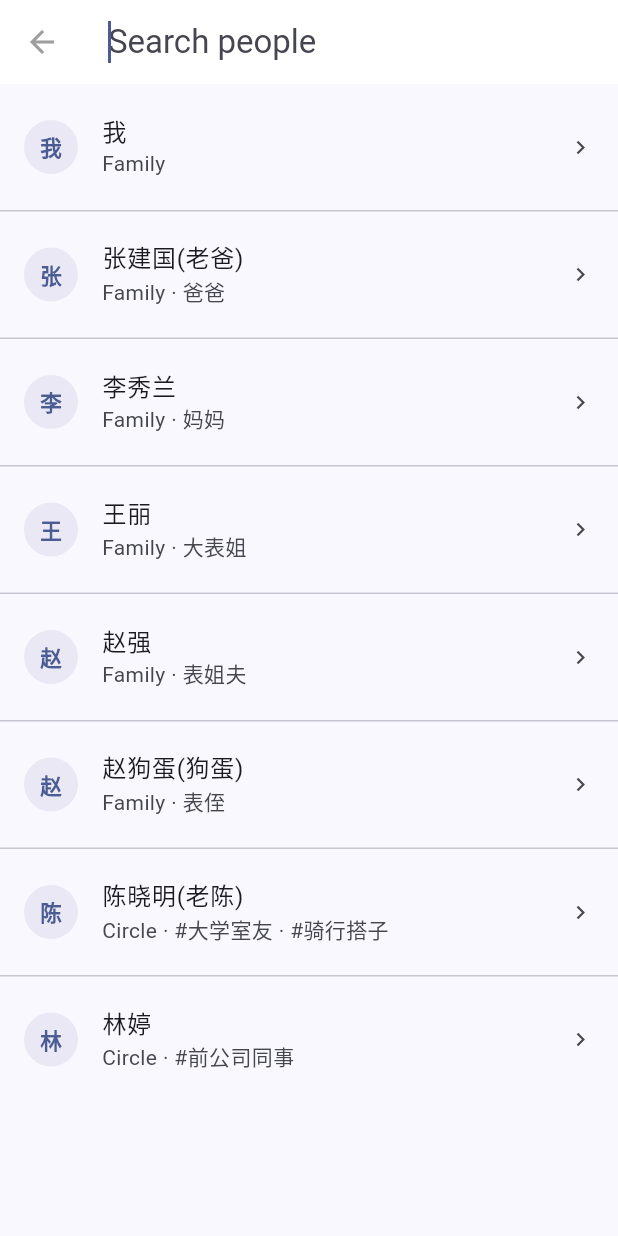
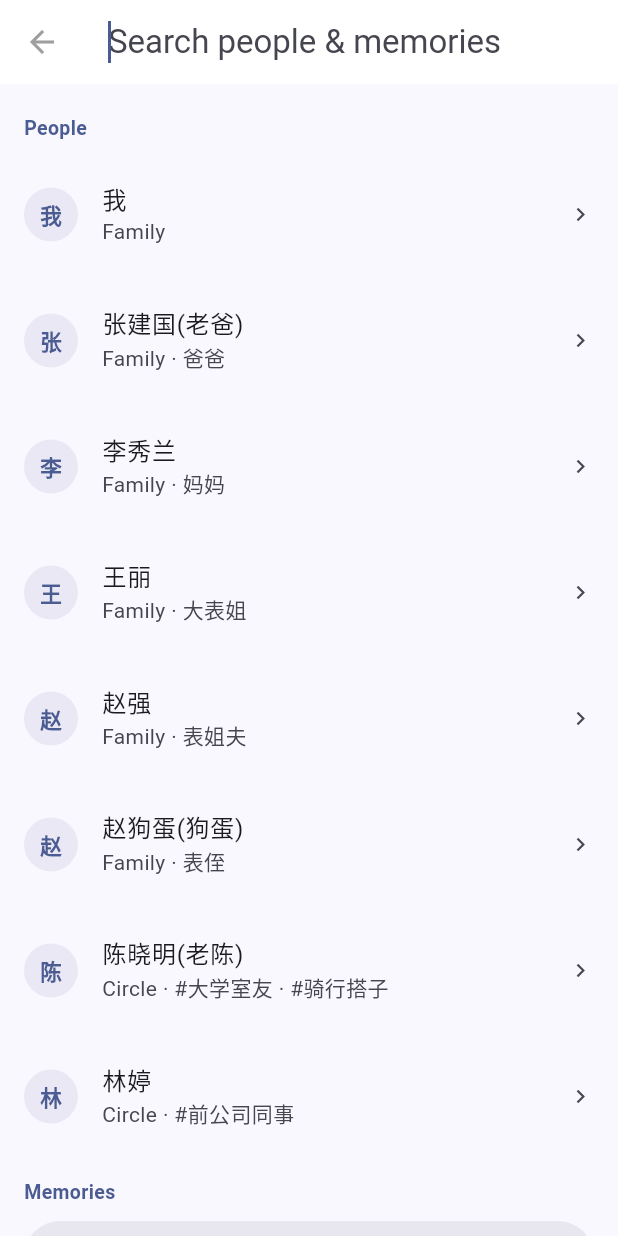
Before and after one commit to HONGJICAI/folks, a Flutter app: the screen it shows after launch, after a tap on the "search" icon, on a phone screen of 412 x 824 dp. Run offline on Flutter 3.47's test engine with Material 3 defaults, Android fonts, the phone set to English and light mode, and no system bars; our stand-ins replace image_picker; network calls fail.

Commit message:
search event + event tag

```diff
--- a/lib/data/fake_repository.dart
+++ b/lib/data/fake_repository.dart
@@ -128,6 +128,7 @@ class FakeRepository implements FolksRepository {
       amount: 5000,
       boundPersonIds: [cousin.id, cousinHusband.id],
       detail: '婚礼在老家办的，随了 5000。',
+      tags: const ['婚礼'],
       photoPaths: ['https://picsum.photos/seed/folks-wedding/400/400'],
     ));
     _put2(Event(
@@ -146,6 +147,7 @@ class FakeRepository implements FolksRepository {
       occurDate: DateTime(2023, 5, 1),
       boundPersonIds: [cousin.id, cousinHusband.id],
       detail: '小辈狗蛋很喜欢，玩了一整天。',
+      tags: const ['旅行', '迪士尼'],
       photoPaths: const [
         'https://picsum.photos/seed/folks-trip1/400/400',
         'https://picsum.photos/seed/folks-trip2/400/400',
@@ -168,6 +170,7 @@ class FakeRepository implements FolksRepository {
       direction: MoneyDirection.expense,
       boundPersonIds: [grandNephew.id],
       detail: '生日礼物，他很喜欢。',
+      tags: const ['生日'],
     ));
     _put2(Event(
       id: _nextEventId,
@@ -363,6 +366,19 @@ class FakeRepository implements FolksRepository {
   Future<Event?> getEvent(int id) async => _events[id];
 
   @override
+  Future<List<Event>> searchEvents(String query) async {
+    final q = query.trim().toLowerCase();
+    final all = _events.values.toList()
+      ..sort((a, b) => b.occurDate.compareTo(a.occurDate));
+    if (q.isEmpty) return all;
+    return all.where((e) {
+      return e.title.toLowerCase().contains(q) ||
+          (e.detail?.toLowerCase().contains(q) ?? false) ||
+          e.tags.any((t) => t.toLowerCase().contains(q));
+    }).toList();
+  }
+
+  @override
   Future<List<Event>> getEventsByPerson(int personId) async => _events.values
       .where((e) => e.boundPersonIds.contains(personId))
       .toList()
--- a/lib/data/repository.dart
+++ b/lib/data/repository.dart
@@ -70,6 +70,9 @@ abstract class FolksRepository {
   Future<List<Event>> getAllEvents();
   Future<Event?> getEvent(int id);
 
+  /// 按标题 / 手记 / 标签模糊搜索事件（空 query 返回全部）。
+  Future<List<Event>> searchEvents(String query);
+
   /// 取绑定了某人的所有事件（按发生日期倒序）—— 个人时光轴。
   Future<List<Event>> getEventsByPerson(int personId);
 
--- a/lib/l10n/app_en.arb
+++ b/lib/l10n/app_en.arb
@@ -7,8 +7,10 @@
   "tabCircle": "Circle",
   "tabMemory": "Memories",
 
-  "searchHint": "Search people",
-  "searchNoResults": "No matching people",
+  "searchHint": "Search people & memories",
+  "searchNoResults": "No matches",
+  "searchSectionPeople": "People",
+  "eventTagsHint": "Spring Festival  Trip",
 
   "actionSave": "Save",
   "actionCancel": "Cancel",
--- a/lib/l10n/app_localizations.dart
+++ b/lib/l10n/app_localizations.dart
@@ -125,14 +125,26 @@ abstract class AppLocalizations {
   /// No description provided for @searchHint.
   ///
   /// In en, this message translates to:
-  /// **'Search people'**
+  /// **'Search people & memories'**
   String get searchHint;
 
   /// No description provided for @searchNoResults.
   ///
   /// In en, this message translates to:
-  /// **'No matching people'**
+  /// **'No matches'**
   String get searchNoResults;
+
+  /// No description provided for @searchSectionPeople.
+  ///
+  /// In en, this message translates to:
+  /// **'People'**
+  String get searchSectionPeople;
+
+  /// No description provided for @eventTagsHint.
+  ///
+  /// In en, this message translates to:
+  /// **'Spring Festival  Trip'**
+  String get eventTagsHint;
 
   /// No description provided for @actionSave.
   ///
--- a/lib/l10n/app_localizations_en.dart
+++ b/lib/l10n/app_localizations_en.dart
@@ -21,10 +21,16 @@ class AppLocalizationsEn extends AppLocalizations {
   String get tabMemory => 'Memories';
 
   @override
-  String get searchHint => 'Search people';
+  String get searchHint => 'Search people & memories';
 
   @override
-  String get searchNoResults => 'No matching people';
+  String get searchNoResults => 'No matches';
+
+  @override
+  String get searchSectionPeople => 'People';
+
+  @override
+  String get eventTagsHint => 'Spring Festival  Trip';
 
   @override
   String get actionSave => 'Save';
--- a/lib/l10n/app_zh.arb
+++ b/lib/l10n/app_zh.arb
@@ -7,8 +7,10 @@
   "tabCircle": "圈子",
   "tabMemory": "回忆",
 
-  "searchHint": "搜索身边人",
-  "searchNoResults": "没有匹配的人",
+  "searchHint": "搜索身边人与回忆",
+  "searchNoResults": "没有匹配项",
+  "searchSectionPeople": "人物",
+  "eventTagsHint": "春节 旅行",
 
   "actionSave": "保存",
   "actionCancel": "取消",
--- a/lib/models/event.dart
+++ b/lib/models/event.dart
@@ -34,6 +34,9 @@ class Event {
   /// 本地照片副本的路径（已复制进 App 私有目录，而非相册 URI 引用）。
   final List<String> photoPaths;
 
+  /// 自定义标签（场合/主题），如 ['春节', '旅行']。跨年份串联同类回忆，可搜索。
+  final List<String> tags;
+
   // --- 仅 type == material 时有意义 ---
   final MoneyDirection? direction;
   final double? amount;
@@ -46,6 +49,7 @@ class Event {
     required this.occurDate,
     this.boundPersonIds = const [],
     this.photoPaths = const [],
+    this.tags = const [],
     this.direction,
     this.amount,
   });
@@ -66,6 +70,7 @@ class Event {
     DateTime? occurDate,
     List<int>? boundPersonIds,
     List<String>? photoPaths,
+    List<String>? tags,
     MoneyDirection? direction,
     double? amount,
   }) {
@@ -77,6 +82,7 @@ class Event {
       occurDate: occurDate ?? this.occurDate,
       boundPersonIds: boundPersonIds ?? this.boundPersonIds,
       photoPaths: photoPaths ?? this.photoPaths,
+      tags: tags ?? this.tags,
       direction: direction ?? this.direction,
       amount: amount ?? this.amount,
     );
@@ -90,6 +96,7 @@ class Event {
         'occur_date': occurDate.toIso8601String(),
         'bound_person_ids': boundPersonIds.join(','),
         'photo_paths': photoPaths.join(';'),
+        'tags': tags.join(';'),
         'direction': direction?.name,
         'amount': amount,
       };
@@ -109,6 +116,10 @@ class Event {
             .split(';')
             .where((s) => s.isNotEmpty)
             .toList(),
+        tags: ((m['tags'] as String?) ?? '')
+            .split(';')
+            .where((s) => s.isNotEmpty)
+            .toList(),
         direction: m['direction'] == null
             ? null
             : MoneyDirection.values.byName(m['direction'] as String),
--- a/lib/screens/memory_tab.dart
+++ b/lib/screens/memory_tab.dart
@@ -25,6 +25,7 @@ class _MemoryTabState extends State<MemoryTab> {
   late final FolksRepository _repo;
   late Future<(List<Event>, Map<int, Person>)> _future;
   bool _orphanOnly = false; // 仅看无关联回忆
+  String? _tagFilter; // 仅看某标签（与 _orphanOnly 互斥）
 
   @override
   void initState() {
@@ -93,6 +94,49 @@ class _MemoryTabState extends State<MemoryTab> {
     return children;
   }
 
+  /// 单选筛选条（横向滚动）：全部 / 无关联(N) / 各标签。
+  Widget _filterBar(BuildContext context, int orphanCount, List<String> tags) {
+    return SizedBox(
+      height: 48,
+      child: ListView(
+        scrollDirection: Axis.horizontal,
+        padding: const EdgeInsets.symmetric(horizontal: Dim.pad),
+        children: [
+          ChoiceChip(
+            label: Text(context.l10n.filterAll),
+            selected: !_orphanOnly && _tagFilter == null,
+            onSelected: (_) => setState(() {
+              _orphanOnly = false;
+              _tagFilter = null;
+            }),
+          ),
+          if (orphanCount > 0) ...[
+            const SizedBox(width: 8),
+            ChoiceChip(
+              label: Text(context.l10n.filterUnlinked(orphanCount)),
+              selected: _orphanOnly,
+              onSelected: (_) => setState(() {
+                _orphanOnly = true;
+                _tagFilter = null;
+              }),
+            ),
+          ],
+          for (final tag in tags) ...[
+            const SizedBox(width: 8),
+            ChoiceChip(
+              label: Text('#$tag'),
+              selected: _tagFilter == tag,
+              onSelected: (_) => setState(() {
+                _tagFilter = tag;
+                _orphanOnly = false;
+              }),
+            ),
+          ],
+        ],
+      ),
+    );
+  }
+
   @override
   Widget build(BuildContext context) {
     return Scaffold(
@@ -115,31 +159,20 @@ class _MemoryTabState extends State<MemoryTab> {
           }
           final orphanCount =
               events.where((e) => e.boundPersonIds.isEmpty).length;
+          final tags = <String>{for (final e in events) ...e.tags}.toList()
+            ..sort();
+
+          // 单选筛选：游离 / 某标签 / 全部。
           final shown = _orphanOnly
               ? events.where((e) => e.boundPersonIds.isEmpty).toList()
-              : events;
+              : _tagFilter != null
+                  ? events.where((e) => e.tags.contains(_tagFilter)).toList()
+                  : events;
+
+          final showBar = orphanCount > 0 || tags.isNotEmpty;
           return Column(
             children: [
-              // 仅在存在游离回忆时显示筛选，避免无谓干扰。
-              if (orphanCount > 0)
-                Padding(
-                  padding: const EdgeInsets.fromLTRB(Dim.pad, Dim.pad, Dim.pad, 0),
-                  child: Row(
-                    children: [
-                      ChoiceChip(
-                        label: Text(context.l10n.filterAll),
-                        selected: !_orphanOnly,
-                        onSelected: (_) => setState(() => _orphanOnly = false),
-                      ),
-                      const SizedBox(width: 8),
-                      ChoiceChip(
-                        label: Text(context.l10n.filterUnlinked(orphanCount)),
-                        selected: _orphanOnly,
-                        onSelected: (_) => setState(() => _orphanOnly = true),
-                      ),
-                    ],
-                  ),
-                ),
+              if (showBar) _filterBar(context, orphanCount, tags),
               Expanded(
                 child: ListView(
                   padding: const EdgeInsets.all(Dim.pad),
--- a/lib/screens/person_search.dart
+++ b/lib/screens/person_search.dart
@@ -2,12 +2,16 @@ import 'package:flutter/material.dart';
 
 import '../data/repository.dart';
 import '../l10n/l10n.dart';
+import '../models/event.dart';
 import '../models/person.dart';
+import '../theme/app_theme.dart';
 import '../widgets/avatar.dart';
+import '../widgets/event_card.dart';
+import 'event_detail.dart';
 import 'person_detail.dart';
 
-/// 全局人物搜索：覆盖所有人（家族 + 圈子），按姓名 / 小名 / 标签匹配。
-/// 与"在哪个 Tab、是否打标签"无关 —— 找人就用它。
+/// 全局搜索：覆盖所有人 + 所有回忆（按姓名/小名/标签、标题/手记/标签匹配）。
+/// 结果分「人物 / 回忆」两段。与在哪个 Tab、是否打标签无关。
 class PersonSearchDelegate extends SearchDelegate<void> {
   PersonSearchDelegate(this.repo, {required String hint})
       : super(searchFieldLabel: hint);
@@ -35,33 +39,76 @@ class PersonSearchDelegate extends SearchDelegate<void> {
   @override
   Widget buildSuggestions(BuildContext context) => _results(context);
 
+  Future<(List<Person>, List<Event>, Map<int, Person>)> _load() async {
+    final people = await repo.searchPersons(query);
+    final events = await repo.searchEvents(query);
+    final all = await repo.getAllPersons();
+    return (people, events, {for (final p in all) p.id: p});
+  }
+
   Widget _results(BuildContext context) {
-    return FutureBuilder<List<Person>>(
-      future: repo.searchPersons(query), // 空 query 返回全部
+    final t = context.l10n;
+    return FutureBuilder<(List<Person>, List<Event>, Map<int, Person>)>(
+      future: _load(),
       builder: (context, snap) {
         if (snap.connectionState != ConnectionState.done) {
           return const Center(child: CircularProgressIndicator());
         }
-        final list = snap.data ?? const <Person>[];
-        if (list.isEmpty) {
+        final (people, events, byId) = snap.data!;
+        if (people.isEmpty && events.isEmpty) {
           return Center(
-            child: Text(context.l10n.searchNoResults,
-                style: Theme.of(context).textTheme.bodyMedium
-                    ?.copyWith(color: Theme.of(context).colorScheme.onSurfaceVariant)),
+            child: Text(t.searchNoResults,
+                style: TextStyle(
+                    color: Theme.of(context).colorScheme.onSurfaceVariant)),
           );
         }
-        return ListView.separated(
-          itemCount: list.length,
-          separatorBuilder: (_, _) => const Divider(height: 1),
-          itemBuilder: (_, i) => _ResultTile(person: list[i]),
+        return ListView(
+          padding: const EdgeInsets.symmetric(vertical: 8),
+          children: [
+            if (people.isNotEmpty) ...[
+              _SectionHeader(t.searchSectionPeople),
+              for (final p in people) _PersonTile(person: p),
+            ],
+            if (events.isNotEmpty) ...[
+              _SectionHeader(t.tabMemory),
+              for (final e in events)
+                Padding(
+                  padding: const EdgeInsets.fromLTRB(Dim.pad, 4, Dim.pad, 4),
+                  child: EventCard(
+                    event: e,
+                    byId: byId,
+                    onTap: () => Navigator.of(context).push(
+                      MaterialPageRoute(
+                          builder: (_) => EventDetailPage(eventId: e.id)),
+                    ),
+                  ),
+                ),
+            ],
+          ],
         );
       },
     );
   }
 }
 
-class _ResultTile extends StatelessWidget {
-  const _ResultTile({required this.person});
+class _SectionHeader extends StatelessWidget {
+  const _SectionHeader(this.title);
+  final String title;
+
+  @override
+  Widget build(BuildContext context) {
+    final scheme = Theme.of(context).colorScheme;
+    return Padding(
+      padding: const EdgeInsets.fromLTRB(Dim.pad, 12, Dim.pad, 6),
+      child: Text(title,
+          style: TextStyle(
+              color: scheme.primary, fontWeight: FontWeight.w600, fontSize: 13)),
+    );
+  }
+}
+
+class _PersonTile extends StatelessWidget {
+  const _PersonTile({required this.person});
   final Person person;
 
   @override
--- a/lib/widgets/event_card.dart
+++ b/lib/widgets/event_card.dart
@@ -81,6 +81,22 @@ class EventCard extends StatelessWidget {
                         style: theme.textTheme.bodyMedium
                             ?.copyWith(color: scheme.onSurfaceVariant)),
                   ],
+                  if (event.tags.isNotEmpty) ...[
+                    const SizedBox(height: 8),
+                    Wrap(
+                      spacing: 6,
+                      runSpacing: 6,
+                      children: [
+                        for (final tag in event.tags)
+                          Chip(
+                            label: Text('#$tag'),
+                            visualDensity: VisualDensity.compact,
+                            materialTapTargetSize:
+                                MaterialTapTargetSize.shrinkWrap,
+                          ),
+                      ],
+                    ),
+                  ],
                   if (event.photoPaths.isNotEmpty) ...[
                     const SizedBox(height: 8),
                     SizedBox(
```
Also changed, not shown: lib/l10n/app_localizations_zh.dart (+8 -2 lines), lib/screens/event_detail.dart (+16 -0 lines), lib/screens/event_form.dart (+16 -0 lines).
